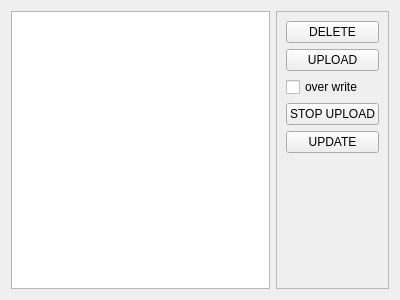
First picture: the form in ui/filessystemwidget.ui, repository malabdali/3dPrintersManager, before the edit.
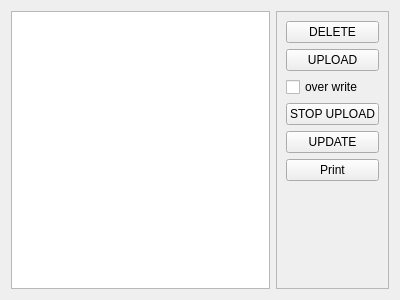
Second picture: the form after the edit.

What changed in the file:
```diff
--- a/ui/filessystemwidget.ui
+++ b/ui/filessystemwidget.ui
@@ -68,6 +68,13 @@
         </property>
        </widget>
       </item>
+      <item>
+       <widget class="QPushButton" name="_print_button">
+        <property name="text">
+         <string>Print</string>
+        </property>
+       </widget>
+      </item>
       <item>
        <spacer name="verticalSpacer">
         <property name="orientation">
```
